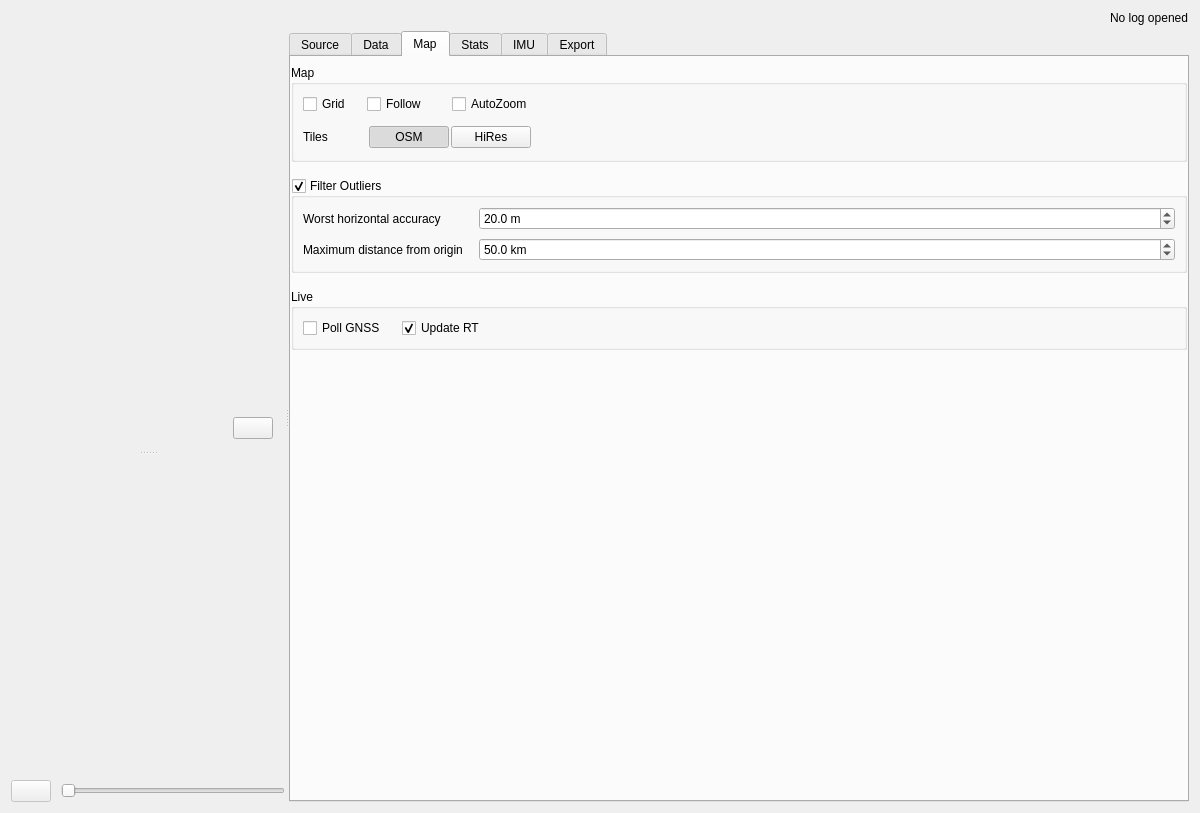
The window that pages/pageloganalysis.ui (Jfriesen222/vesc_tool) describes before a commit, drawn with Qt 5.
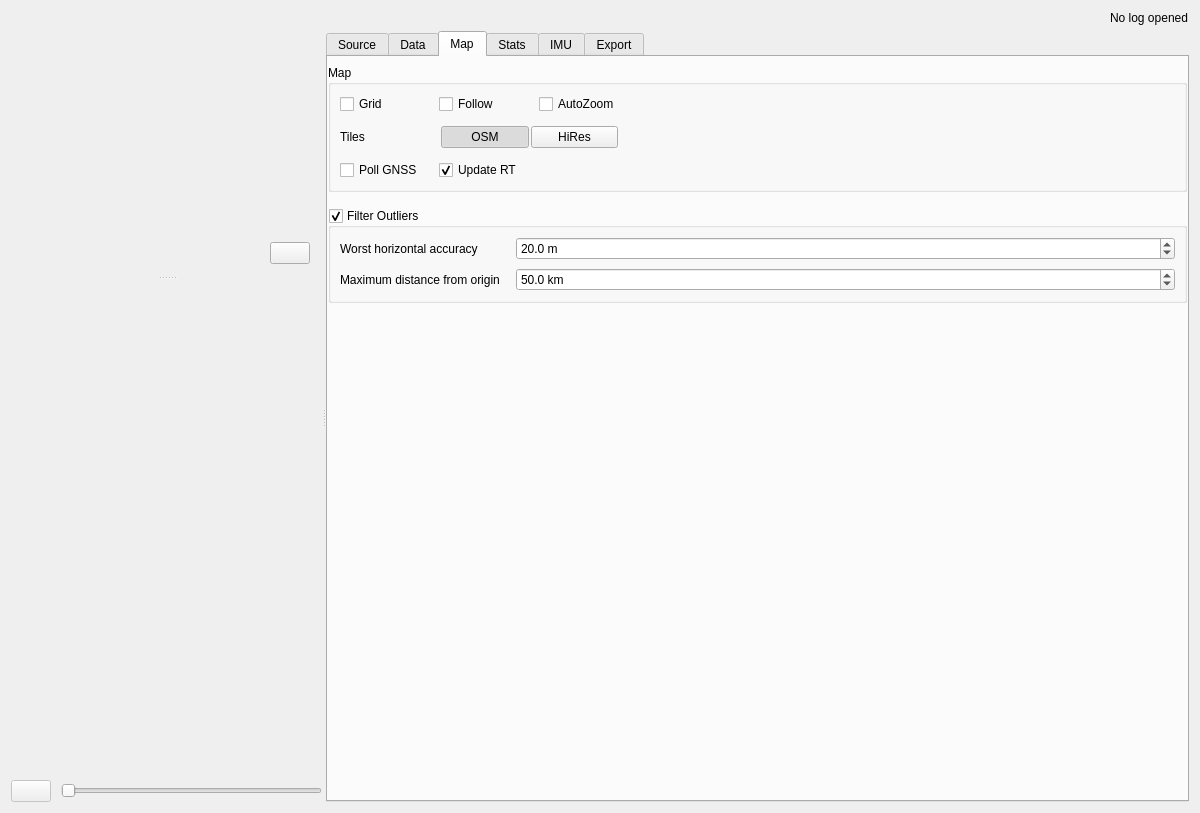
The same window after the commit. The open tabs and pages were chosen to show the change. Icons and pictures are not drawn. Custom widgets are drawn as their Qt base class.

```diff
--- a/pages/pageloganalysis.ui
+++ b/pages/pageloganalysis.ui
@@ -159,6 +159,12 @@
                <verstretch>0</verstretch>
               </sizepolicy>
              </property>
+             <property name="minimumSize">
+              <size>
+               <width>0</width>
+               <height>60</height>
+              </size>
+             </property>
             </widget>
            </item>
           </layout>
@@ -326,7 +332,7 @@
                  <string>Go up one directory</string>
                 </property>
                 <property name="text">
-                 <string>Up</string>
+                 <string />
                 </property>
                 <property name="icon">
                  <iconset resource="../res.qrc">
@@ -336,9 +342,12 @@
               </item>
               <item>
                <widget class="QPushButton" name="vescLogListRefreshButton">
-                <property name="text">
+                <property name="toolTip">
                  <string>Refresh</string>
                 </property>
+                <property name="text">
+                 <string />
+                </property>
                 <property name="icon">
                  <iconset resource="../res.qrc">
                   <normaloff>:/res/icons/Refresh-96.png</normaloff>:/res/icons/Refresh-96.png</iconset>
@@ -472,8 +481,11 @@
               </property>
               <item>
                <widget class="QPushButton" name="logListUpButton">
+                <property name="toolTip">
+                 <string>Go up one directory</string>
+                </property>
                 <property name="text">
-                 <string>Up</string>
+                 <string />
                 </property>
                 <property name="icon">
                  <iconset resource="../res.qrc">
@@ -483,9 +495,12 @@
               </item>
               <item>
                <widget class="QPushButton" name="logListRefreshButton">
-                <property name="text">
+                <property name="toolTip">
                  <string>Refresh</string>
                 </property>
+                <property name="text">
+                 <string />
+                </property>
                 <property name="icon">
                  <iconset resource="../res.qrc">
                   <normaloff>:/res/icons/Refresh-96.png</normaloff>:/res/icons/Refresh-96.png</iconset>
@@ -567,6 +582,9 @@
                 <property name="text">
                  <string>The log recorded on the Realtime Data page</string>
                 </property>
+                <property name="wordWrap">
+                 <bool>true</bool>
+                </property>
                 <property name="hint" stdset="0">
                  <bool>true</bool>
                 </property>
@@ -678,9 +696,12 @@
               </property>
               <item>
                <widget class="QPushButton" name="logLocalRefreshButton">
-                <property name="text">
+                <property name="toolTip">
                  <string>Refresh</string>
                 </property>
+                <property name="text">
+                 <string />
+                </property>
                 <property name="icon">
                  <iconset resource="../res.qrc">
                   <normaloff>:/res/icons/Refresh-96.png</normaloff>:/res/icons/Refresh-96.png</iconset>
@@ -1055,7 +1076,30 @@
              </layout>
             </widget>
            </item>
-           <item row="0" column="3" rowspan="2">
+           <item row="2" column="0">
+            <widget class="QCheckBox" name="pollGnssBox">
+             <property name="toolTip">
+              <string>Poll realtime GNSS-data from the connected device.</string>
+             </property>
+             <property name="text">
+              <string>Poll GNSS</string>
+             </property>
+            </widget>
+           </item>
+           <item row="2" column="1">
+            <widget class="QCheckBox" name="updateRtBox">
+             <property name="toolTip">
+              <string>Update plots while receiving data</string>
+             </property>
+             <property name="text">
+              <string>Update RT</string>
+             </property>
+             <property name="checked">
+              <bool>true</bool>
+             </property>
+            </widget>
+           </item>
+           <item row="0" column="3" rowspan="3">
             <spacer name="mapBoxSpacer">
              <property name="orientation">
               <enum>Qt::Orientation::Horizontal</enum>
@@ -1141,54 +1185,6 @@
           </layout>
          </widget>
         </item>
-        <item>
-         <widget class="QGroupBox" name="liveBox">
-          <property name="title">
-           <string>Live</string>
-          </property>
-          <layout class="QHBoxLayout" name="liveLayout">
-           <property name="spacing">
-            <number>16</number>
-           </property>
-           <item>
-            <widget class="QCheckBox" name="pollGnssBox">
-             <property name="toolTip">
-              <string>Poll realtime GNSS-data from the connected device.</string>
-             </property>
-             <property name="text">
-              <string>Poll GNSS</string>
-             </property>
-            </widget>
-           </item>
-           <item>
-            <widget class="QCheckBox" name="updateRtBox">
-             <property name="toolTip">
-              <string>Update plots while receiving data</string>
-             </property>
-             <property name="text">
-              <string>Update RT</string>
-             </property>
-             <property name="checked">
-              <bool>true</bool>
-             </property>
-            </widget>
-           </item>
-           <item>
-            <spacer name="liveSpacer">
-             <property name="orientation">
-              <enum>Qt::Orientation::Horizontal</enum>
-             </property>
-             <property name="sizeHint" stdset="0">
-              <size>
-               <width>0</width>
-               <height>0</height>
-              </size>
-             </property>
-            </spacer>
-           </item>
-          </layout>
-         </widget>
-        </item>
         <item>
          <spacer name="verticalSpacer">
           <property name="orientation">
```
